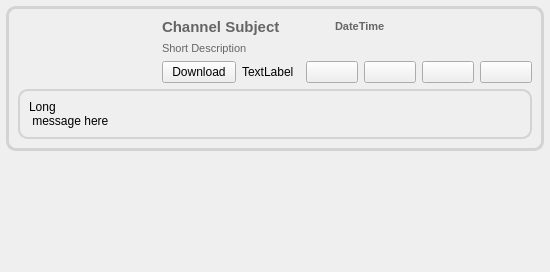
Old version of the form retroshare-gui/src/gui/feeds/ChanMsgItem.ui in the repository RetroShare/RetroShare.
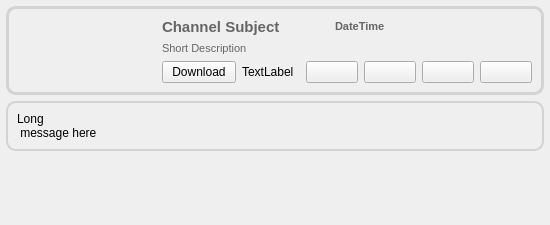
New version of the form. Icons and pictures are not drawn.

Commit message: fixed Channel Msg item to not stretch when is only one item in list.

Diff of the .ui file:
```diff
--- a/retroshare-gui/src/gui/feeds/ChanMsgItem.ui
+++ b/retroshare-gui/src/gui/feeds/ChanMsgItem.ui
@@ -7,7 +7,7 @@
     <x>0</x>
     <y>0</y>
     <width>538</width>
-    <height>272</height>
+    <height>225</height>
    </rect>
   </property>
   <property name="windowTitle">
@@ -43,7 +43,7 @@
    <item row="0" column="0">
     <widget class="QFrame" name="frame">
      <property name="sizePolicy">
-      <sizepolicy hsizetype="Expanding" vsizetype="Expanding">
+      <sizepolicy hsizetype="Expanding" vsizetype="Fixed">
        <horstretch>0</horstretch>
        <verstretch>0</verstretch>
       </sizepolicy>
@@ -280,7 +280,26 @@
         </item>
        </layout>
       </item>
-      <item row="1" column="0" colspan="2">
+     </layout>
+    </widget>
+   </item>
+   <item row="2" column="0">
+    <spacer name="verticalSpacer_2">
+     <property name="orientation">
+      <enum>Qt::Vertical</enum>
+     </property>
+     <property name="sizeType">
+      <enum>QSizePolicy::Expanding</enum>
+     </property>
+     <property name="sizeHint" stdset="0">
+      <size>
+       <width>20</width>
+       <height>6</height>
+      </size>
+     </property>
+    </spacer>
+   </item>
+   <item row="1" column="0">
        <widget class="QFrame" name="expandFrame">
         <property name="styleSheet">
          <string notr="true">QFrame#expandFrame{border: 2px solid #D3D3D3;
@@ -314,22 +333,6 @@
       </item>
      </layout>
     </widget>
-   </item>
-   <item row="1" column="0">
-    <spacer name="verticalSpacer_2">
-     <property name="orientation">
-      <enum>Qt::Vertical</enum>
-     </property>
-     <property name="sizeHint" stdset="0">
-      <size>
-       <width>200</width>
-       <height>200</height>
-      </size>
-     </property>
-    </spacer>
-   </item>
-  </layout>
- </widget>
  <resources>
   <include location="../images.qrc"/>
   <include location="../images.qrc"/>
```
Left out of the diff: 3 changed lines with no effect on the pictures. Lines whose indentation alone changed are shown as unchanged.
